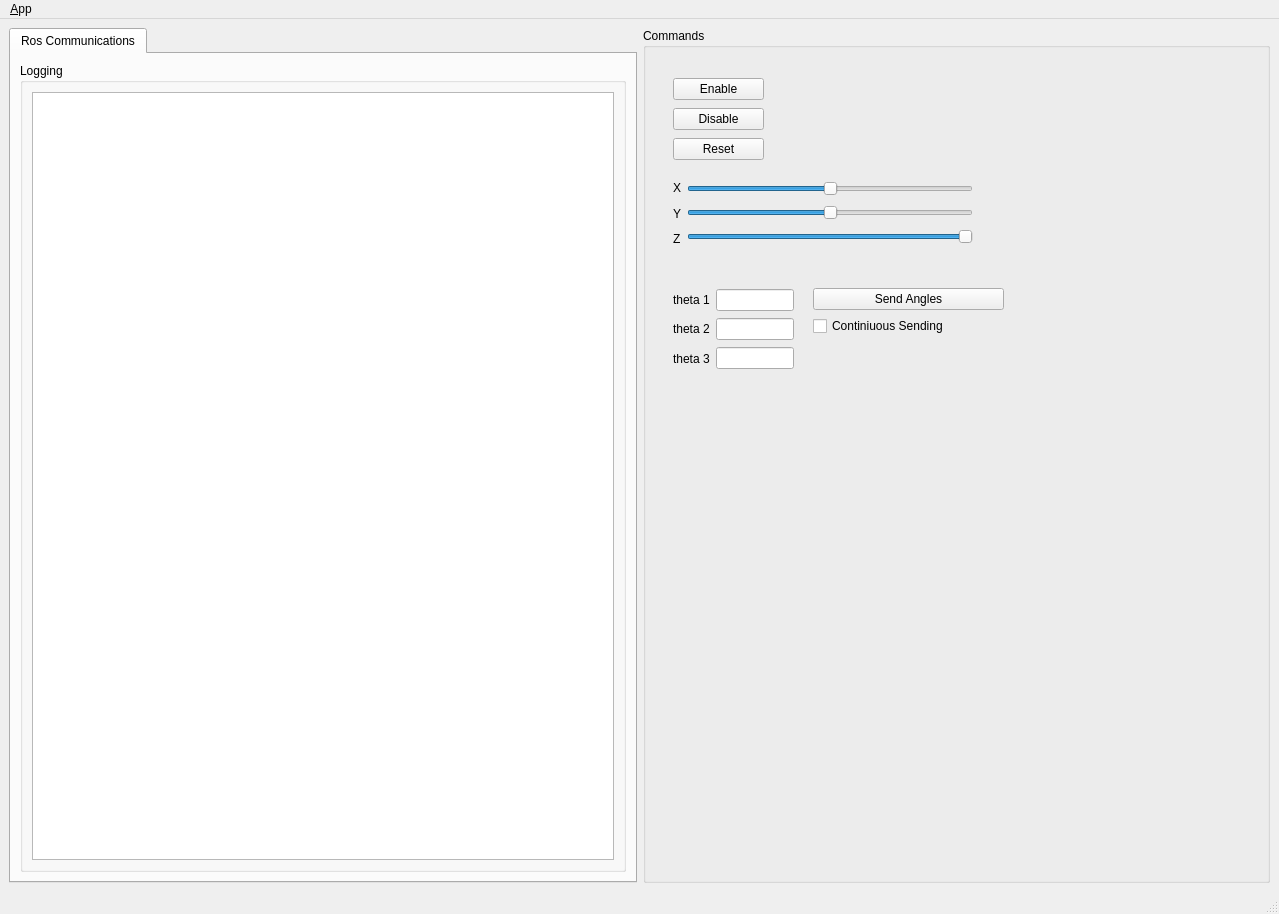
First picture: the form in delta_qtgui/ui/main_window.ui, repository MarvinStuede/delta, before the edit.
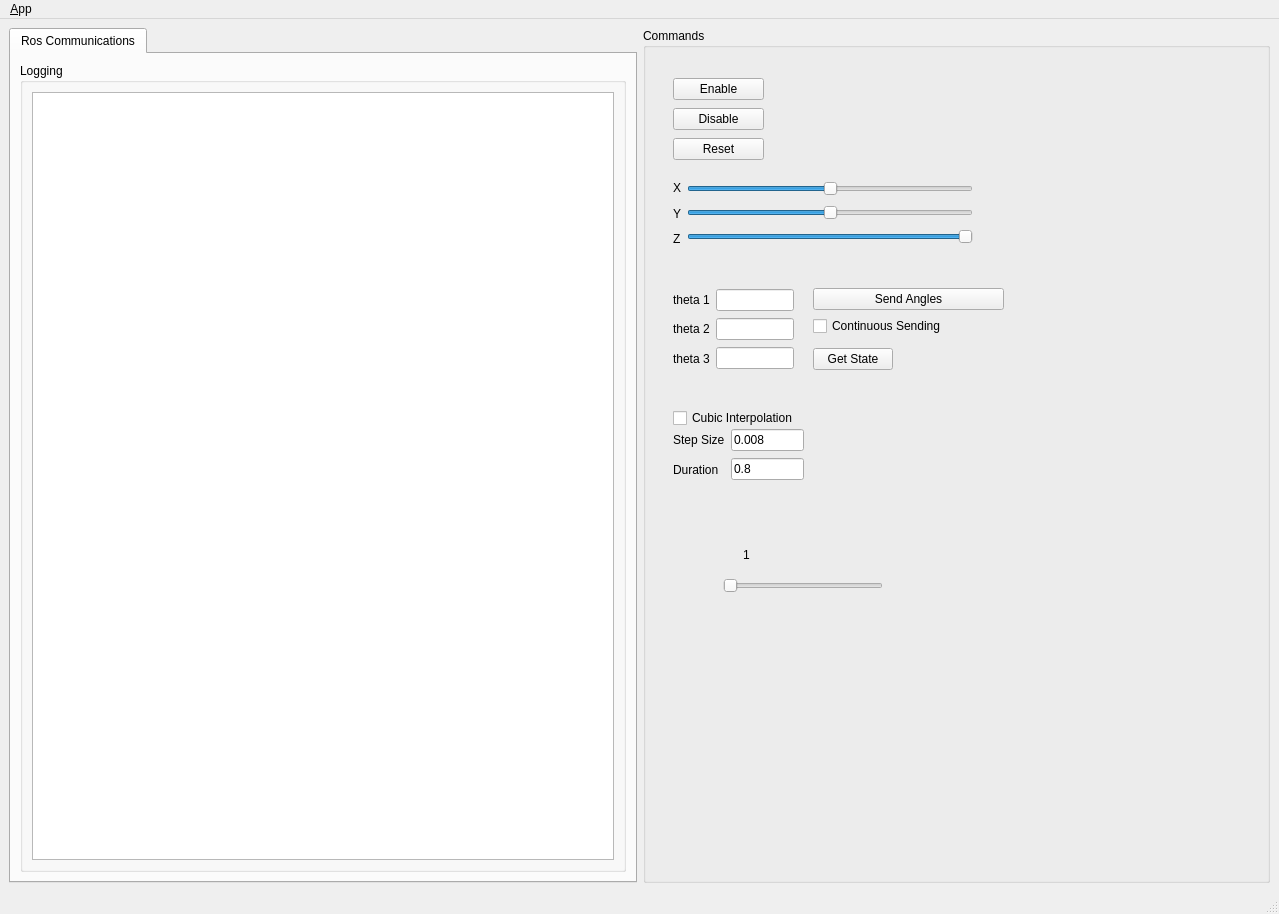
Second picture: the form after the edit. Icons and pictures are not drawn.

Commit message: Serviceserver zu Arduino hinzugefügt, kubische Spline Interpolation implementiert, Ansatz für Stottern bei bremsen

What changed in the file:
```diff
--- a/delta_qtgui/ui/main_window.ui
+++ b/delta_qtgui/ui/main_window.ui
@@ -182,7 +182,7 @@
         </item>
        </layout>
       </widget>
-      <widget class="QWidget" name="">
+      <widget class="QWidget" name="layoutWidget">
        <property name="geometry">
         <rect>
          <x>30</x>
@@ -332,7 +332,7 @@
         </item>
        </layout>
       </widget>
-      <widget class="QWidget" name="">
+      <widget class="QWidget" name="layoutWidget">
        <property name="geometry">
         <rect>
          <x>170</x>
@@ -358,12 +358,127 @@
            </sizepolicy>
           </property>
           <property name="text">
-           <string>Continiuous Sending</string>
+           <string>Continuous Sending</string>
           </property>
          </widget>
         </item>
        </layout>
       </widget>
+      <widget class="QPushButton" name="getstateButton">
+       <property name="geometry">
+        <rect>
+         <x>170</x>
+         <y>320</y>
+         <width>80</width>
+         <height>22</height>
+        </rect>
+       </property>
+       <property name="text">
+        <string>Get State</string>
+       </property>
+      </widget>
+      <widget class="QCheckBox" name="cubicCheck">
+       <property name="geometry">
+        <rect>
+         <x>30</x>
+         <y>380</y>
+         <width>141</width>
+         <height>20</height>
+        </rect>
+       </property>
+       <property name="text">
+        <string>Cubic Interpolation</string>
+       </property>
+      </widget>
+      <widget class="QSlider" name="sliderAngleStep">
+       <property name="geometry">
+        <rect>
+         <x>80</x>
+         <y>550</y>
+         <width>160</width>
+         <height>16</height>
+        </rect>
+       </property>
+       <property name="minimum">
+        <number>1</number>
+       </property>
+       <property name="maximum">
+        <number>25</number>
+       </property>
+       <property name="orientation">
+        <enum>Qt::Horizontal</enum>
+       </property>
+      </widget>
+      <widget class="QLabel" name="sliderAngleLabel">
+       <property name="geometry">
+        <rect>
+         <x>100</x>
+         <y>520</y>
+         <width>59</width>
+         <height>14</height>
+        </rect>
+       </property>
+       <property name="text">
+        <string>1</string>
+       </property>
+      </widget>
+      <widget class="QWidget" name="">
+       <property name="geometry">
+        <rect>
+         <x>30</x>
+         <y>400</y>
+         <width>131</width>
+         <height>54</height>
+        </rect>
+       </property>
+       <layout class="QHBoxLayout" name="horizontalLayout_3">
+        <item>
+         <layout class="QVBoxLayout" name="verticalLayout_9">
+          <item>
+           <widget class="QLabel" name="label_4">
+            <property name="text">
+             <string>Step Size</string>
+            </property>
+           </widget>
+          </item>
+          <item>
+           <widget class="QLabel" name="label_5">
+            <property name="text">
+             <string>Duration</string>
+            </property>
+           </widget>
+          </item>
+         </layout>
+        </item>
+        <item>
+         <layout class="QVBoxLayout" name="verticalLayout_8">
+          <item>
+           <widget class="QLineEdit" name="stepsizeEd">
+            <property name="text">
+             <string>0.008</string>
+            </property>
+            <property name="readOnly">
+             <bool>false</bool>
+            </property>
+           </widget>
+          </item>
+          <item>
+           <widget class="QLineEdit" name="durEd">
+            <property name="text">
+             <string>0.8</string>
+            </property>
+            <property name="readOnly">
+             <bool>false</bool>
+            </property>
+           </widget>
+          </item>
+         </layout>
+        </item>
+       </layout>
+      </widget>
+      <zorder>resetButton</zorder>
+      <zorder>layoutWidget</zorder>
+      <zorder>layoutWidget</zorder>
       <zorder>layoutWidget</zorder>
       <zorder>enableButton</zorder>
       <zorder>disableButton</zorder>
```
Left out of the diff: 31 changed lines with no effect on the pictures. The commit also changes 11 other files.
